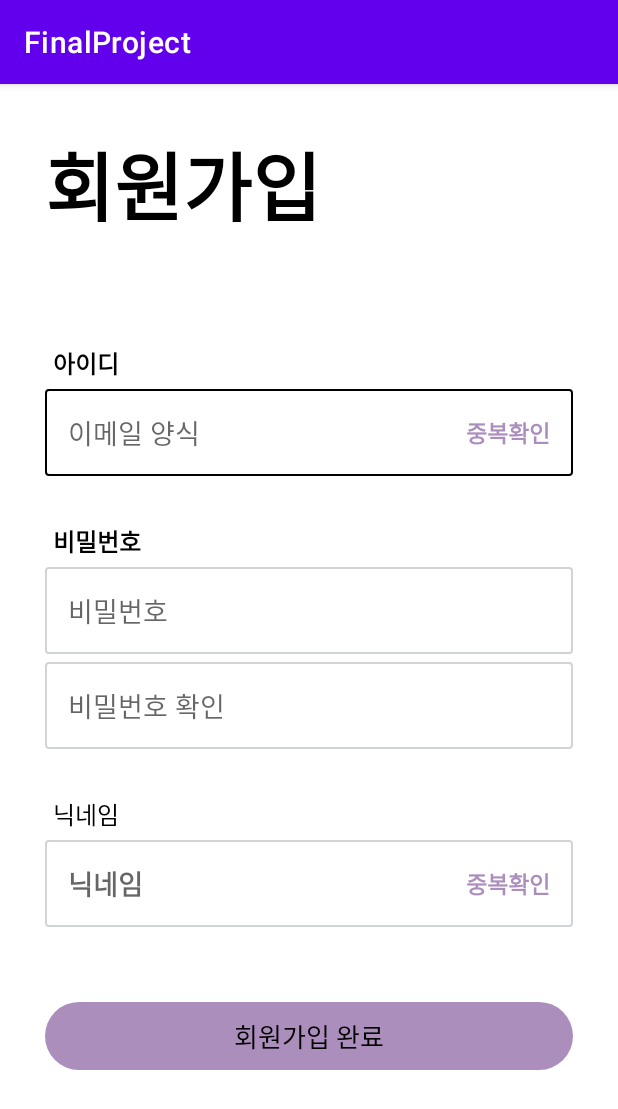
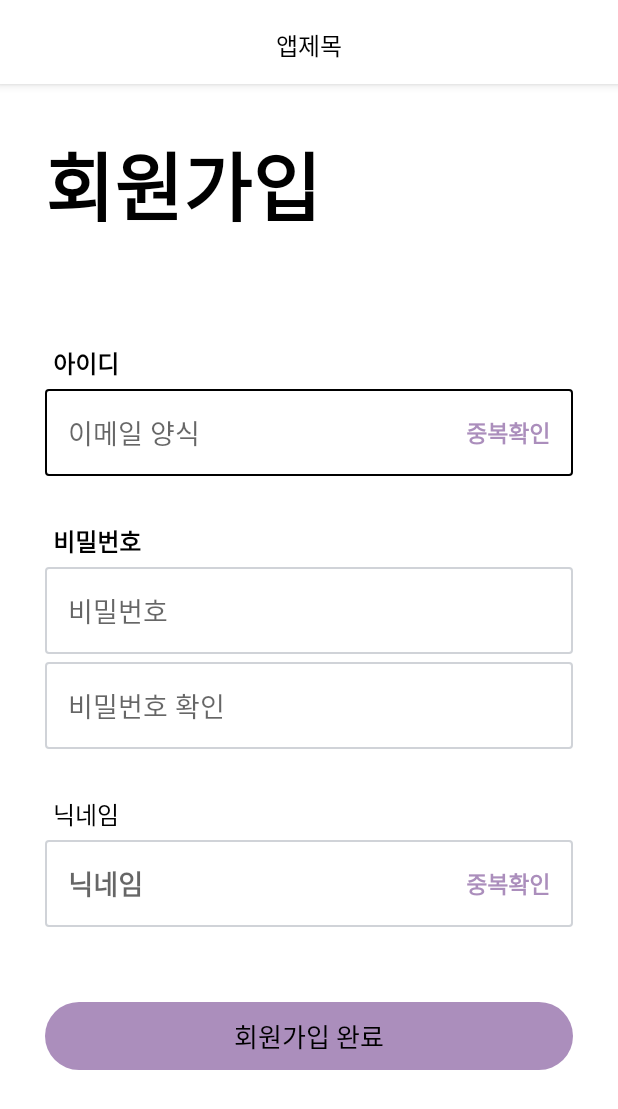
Before and after one commit to hr955/FinalProject, an Android app: the SignUpActivity screen opened directly, with no data from a screen before it, on a phone screen of 412 x 824 dp. Shown: the top 1109 px of the screen. Run offline under Robolectric (Android 15) with nearby library versions, the phone set to English and light mode, and no system bars; our stand-ins replace data binding; network calls fail.

Commit message:
feat #7 커스텀 액션바 UI 생성 및 텍스트 설정 - 프로필 버튼 추가

```diff
--- a/app/src/main/AndroidManifest.xml
+++ b/app/src/main/AndroidManifest.xml
@@ -31,6 +31,7 @@
 
         <activity
             android:name=".SplashActivity"
+            android:theme="@style/Theme.AppCompat.Light.NoActionBar"
             android:exported="true">
             <intent-filter>
                 <action android:name="android.intent.action.MAIN" />
--- a/app/src/main/java/com/example/finalproject/BaseActivity.kt
+++ b/app/src/main/java/com/example/finalproject/BaseActivity.kt
@@ -2,7 +2,11 @@ package com.example.finalproject
 
 import android.content.Context
 import android.os.Bundle
+import android.widget.ImageView
+import android.widget.TextView
+import androidx.appcompat.app.ActionBar
 import androidx.appcompat.app.AppCompatActivity
+import androidx.appcompat.widget.Toolbar
 import com.example.finalproject.web.ServerAPI
 import com.example.finalproject.web.ServerAPIService
 import retrofit2.Retrofit
@@ -13,7 +17,10 @@ abstract class BaseActivity : AppCompatActivity() {
     lateinit var mContext: Context
 
     private lateinit var retrofit: Retrofit
-    lateinit var apiService : ServerAPIService
+    lateinit var apiService: ServerAPIService
+
+    lateinit var btnProfile: ImageView
+    lateinit var txtTitle: TextView
 
     override fun onCreate(savedInstanceState: Bundle?) {
         super.onCreate(savedInstanceState)
@@ -22,9 +29,26 @@ abstract class BaseActivity : AppCompatActivity() {
 
         retrofit = ServerAPI.getRetrofit(mContext)
         apiService = retrofit.create(ServerAPIService::class.java)
+
+        supportActionBar?.let {
+            setCustomActionBar()
+        }
     }
 
     abstract fun setupEvents()
     abstract fun setValues()
 
+    fun setCustomActionBar() {
+        val defActionBar = supportActionBar!!
+
+        defActionBar.displayOptions = ActionBar.DISPLAY_SHOW_CUSTOM
+        defActionBar.setCustomView(R.layout.my_custom_action_bar)
+
+        val toolBar = defActionBar.customView.parent as Toolbar
+        toolBar.setContentInsetsAbsolute(0, 0)
+
+        btnProfile = defActionBar.customView.findViewById(R.id.btn_profile)
+        txtTitle = defActionBar.customView.findViewById(R.id.txt_title)
+    }
+
 }
--- a/app/src/main/java/com/example/finalproject/EditAppointmentActivity.kt
+++ b/app/src/main/java/com/example/finalproject/EditAppointmentActivity.kt
@@ -42,6 +42,8 @@ class EditAppointmentActivity : BaseActivity() {
     }
 
     override fun setValues() {
+        txtTitle.text = "일정 등록"
+
         val fm = supportFragmentManager
         val mapFragment = fm.findFragmentById(R.id.fragment_naver_map) as MapFragment?
             ?: MapFragment.newInstance().also {
--- a/app/src/main/java/com/example/finalproject/MainActivity.kt
+++ b/app/src/main/java/com/example/finalproject/MainActivity.kt
@@ -3,6 +3,7 @@ package com.example.finalproject
 import android.content.Intent
 import android.os.Bundle
 import android.util.Log
+import android.view.View
 import android.widget.Toast
 import androidx.databinding.DataBindingUtil
 import androidx.recyclerview.widget.LinearLayoutManager
@@ -52,6 +53,9 @@ class MainActivity : BaseActivity() {
                 LinearLayoutManager(context, LinearLayoutManager.VERTICAL, false)
         }
 
+        btnProfile.visibility = View.VISIBLE
+        txtTitle.text = "메인 화면"
+
     }
 
     // 서버에서 일정 리스트를 받아와 리사이클러뷰에 뿌려주는 함수
--- a/app/src/main/java/com/example/finalproject/ViewMapActivity.kt
+++ b/app/src/main/java/com/example/finalproject/ViewMapActivity.kt
@@ -38,6 +38,8 @@ class ViewMapActivity : BaseActivity() {
     }
 
     override fun setValues() {
+        txtTitle.text = "약속장소 확인"
+
         mAppointmentData = intent.getSerializableExtra("AppointmentData") as AppointmentData
 
         val fm = supportFragmentManager
--- a/app/src/main/res/layout/item_appointment_list.xml
+++ b/app/src/main/res/layout/item_appointment_list.xml
@@ -76,6 +76,7 @@
 
         <ImageView
             android:id="@+id/btn_map_detail"
+            android:padding="15dp"
             android:layout_width="60dp"
             android:layout_height="60dp"
             android:layout_marginRight="10dp"
--- /dev/null
+++ b/app/src/main/res/layout/my_custom_action_bar.xml
@@ -0,0 +1,26 @@
+<?xml version="1.0" encoding="utf-8"?>
+<FrameLayout xmlns:android="http://schemas.android.com/apk/res/android"
+    android:layout_width="match_parent"
+    android:background="@color/white"
+    android:layout_height="60dp">
+
+    <TextView
+        android:id="@+id/txt_title"
+        android:layout_width="wrap_content"
+        android:layout_height="wrap_content"
+        android:layout_gravity="center"
+        android:text="앱제목"
+        android:textColor="@color/black"
+        android:textSize="16sp" />
+
+    <ImageView
+        android:id="@+id/btn_profile"
+        android:layout_width="40dp"
+        android:layout_height="40dp"
+        android:visibility="gone"
+        android:layout_gravity="right|center_vertical"
+        android:layout_marginRight="10dp"
+        android:padding="5dp"
+        android:src="@drawable/ic_profile" />
+
+</FrameLayout>
```
Also changed, not shown: app/src/main/res/drawable/ic_map.png, app/src/main/res/drawable/ic_profile.png (added).
